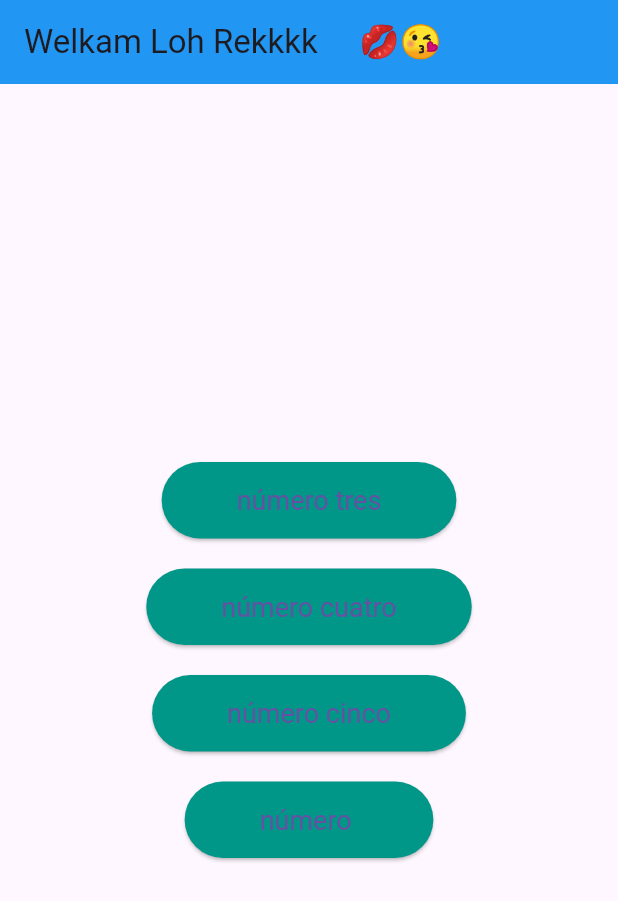
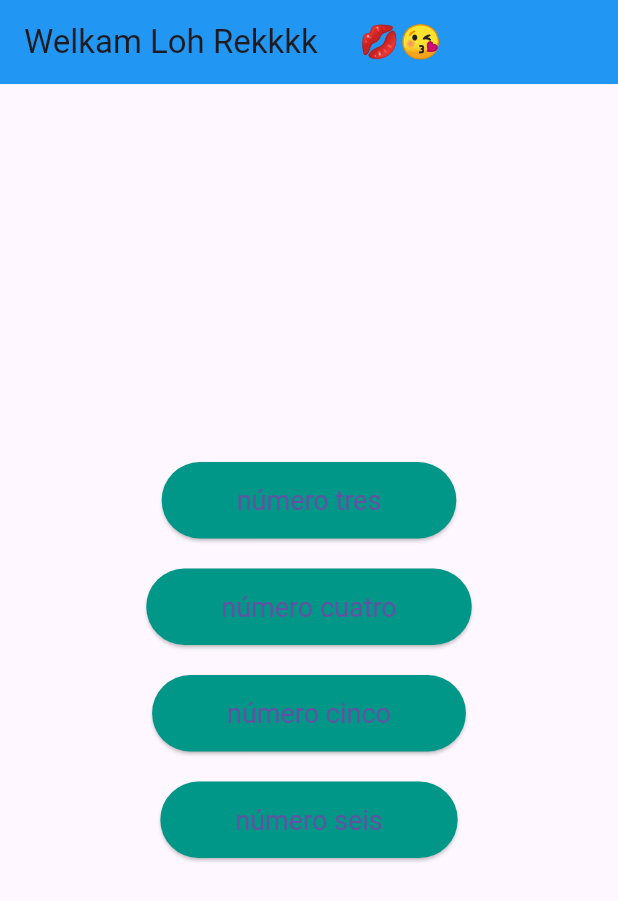
Before and after one commit to rakhan17/Belajar-Flutter, a Flutter app: the screen it shows after launch, on a phone screen of 412 x 824 dp. Shown: the top 901 px of the screen. Run offline on Flutter 3.47's test engine with Material 3 defaults, Android fonts, the phone set to English and light mode, and no system bars; key blocks and very long unbroken strings in the code were emptied for the run.

Commit message:
bab terbaru

```diff
--- a/lib/main.dart
+++ b/lib/main.dart
@@ -105,7 +105,7 @@ class HomePage extends StatelessWidget {
               onPressed: () {
                 Navigator.pushNamed(context, 'bab6');
               },
-              child: const Text('número '),
+              child: const Text('número seis'),
             ),
           ],
         ),
```
